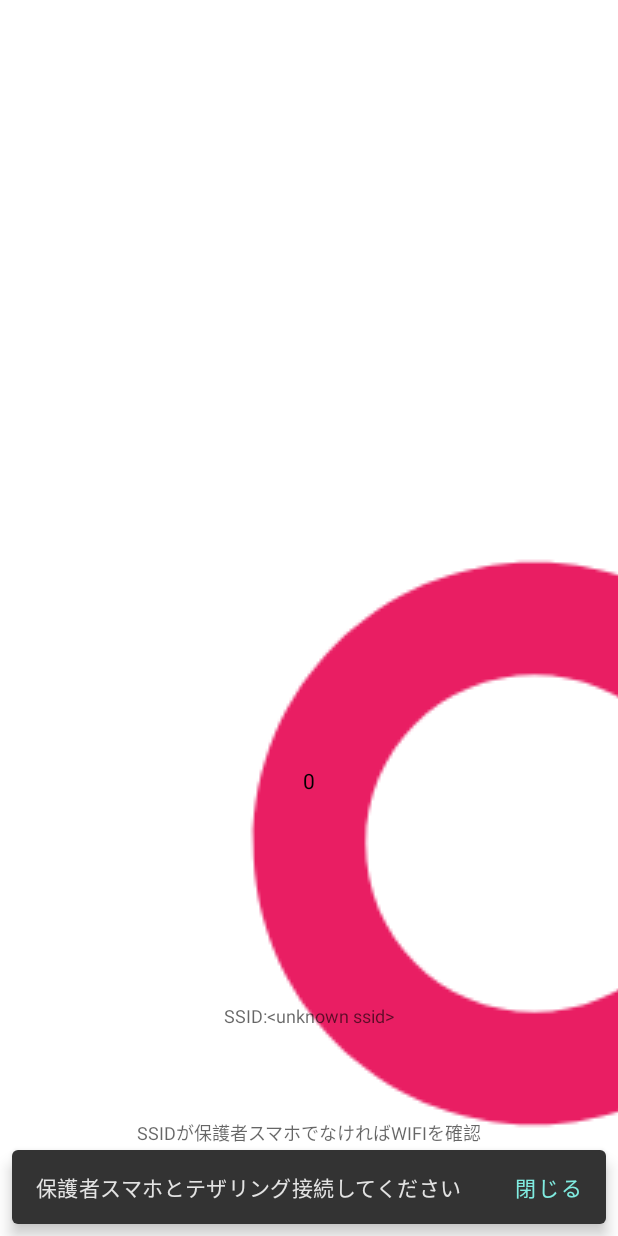
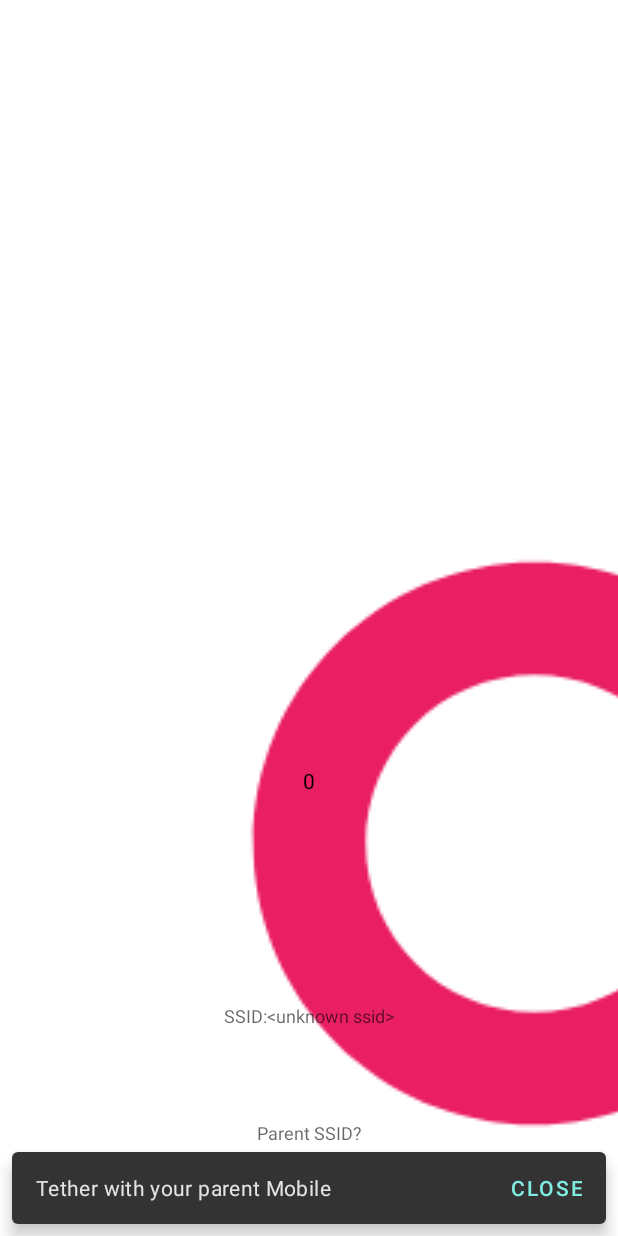
Before and after one commit to kakakoi/wifibell, an Android app: the screen it shows after launch (MainActivity), on a phone screen of 412 x 824 dp. Run offline under Robolectric (Android 15) with nearby library versions, the phone set to English and light mode, and no system bars; our stand-ins replace data binding; 4 statements that could not run were skipped.

```diff
--- a/app/build.gradle
+++ b/app/build.gradle
@@ -15,16 +15,16 @@ android {
         applicationId "com.kakakoi.wifibell"
         minSdkVersion 26
         targetSdkVersion 30
-        versionCode 2
-        versionName "0.1"
+        versionCode 4
+        versionName "0.3"
 
         testInstrumentationRunner "androidx.test.runner.AndroidJUnitRunner"
     }
 
     buildTypes {
         release {
-            minifyEnabled true
-            shrinkResources true
+            minifyEnabled false
+            shrinkResources false
             proguardFiles getDefaultProguardFile('proguard-android-optimize.txt'), 'proguard-rules.pro'
         }
     }
--- a/app/src/main/res/values/strings.xml
+++ b/app/src/main/res/values/strings.xml
@@ -1,20 +1,20 @@
 <resources>
-    <string name="app_name">はなれたらなる</string>
+    <string name="app_name">beeperkidapp</string>
     <string name="ping">ping</string>
     <string name="status">status</string>
-    <string name="state_near">ちかい</string>
-    <string name="state_normal">ふつう</string>
-    <string name="state_far">とおい</string>
-    <string name="state_very_far">どこにいるの？</string>
-    <string name="level">あんしんレベル</string>
-    <string name="ssid_wifi">SSIDが保護者スマホでなければWIFIを確認</string>
-    <string name="navigation_description">下からスワイプで操作できます</string>
+    <string name="state_near">near</string>
+    <string name="state_normal">normal</string>
+    <string name="state_far">far</string>
+    <string name="state_very_far">Where are you going?</string>
+    <string name="level">LEVEL</string>
+    <string name="ssid_wifi">Parent SSID?</string>
+    <string name="navigation_description">swipe from any edge</string>
     <string name="ssid">SSID:</string>
     <string name="title_mainmodule">MainFeature</string>
-    <string name="required_location_permission_message">通信距離計算には権限が必要です</string>
-    <string name="request_tethering">保護者スマホとテザリング接続してください</string>
-    <string name="close">閉じる</string>
-    <string name="config_system">システム設定</string>
-    <string name="educational_permission_message">位置情報権限許可はこのアプリで必須です。距離計算のみに使い、情報の保存、送信をしません</string>
-    <string name="unsupported">歩数計未対応機種は現在未対応です</string>
+    <string name="required_location_permission_message">Permission required</string>
+    <string name="request_tethering">Tether with your parent Mobile</string>
+    <string name="close">close</string>
+    <string name="config_system">config</string>
+    <string name="educational_permission_message">Location permissions are required for this app. Used only for distance calculation, does not store or send information</string>
+    <string name="unsupported">This model is not currently supported</string>
 </resources>
```
Also changed, not shown: 3 other files.
